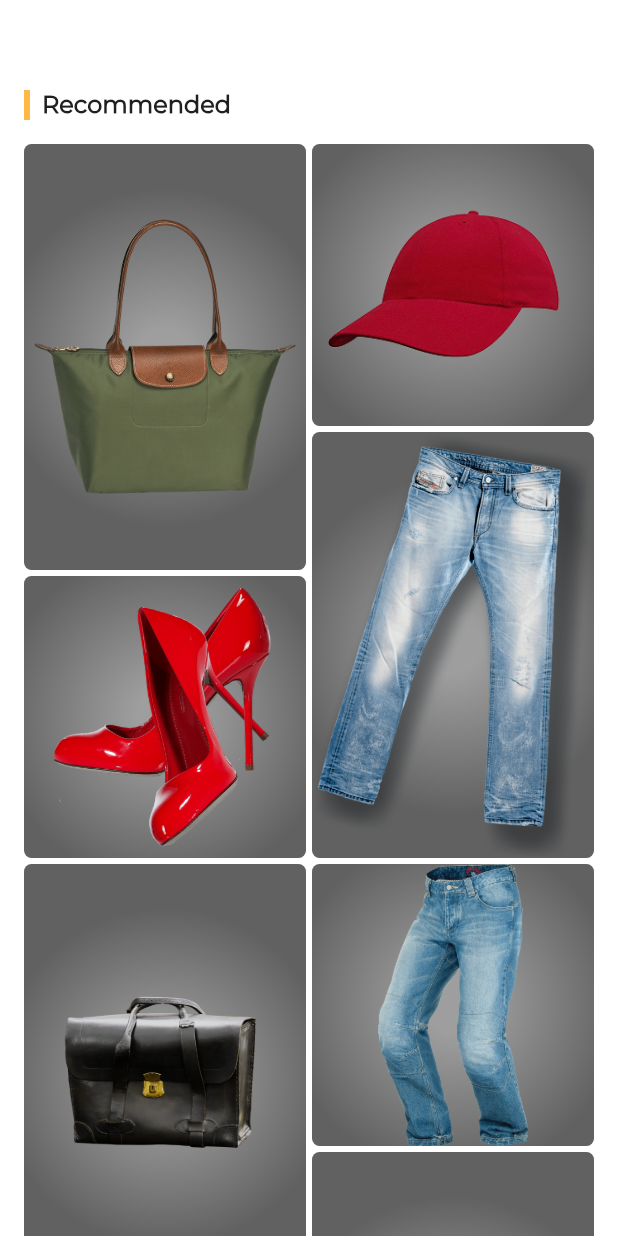
After one commit to arastiranyazilimci/dncstudio_firebase_ui, a Flutter app: the CategoryOnTap screen opened directly, on a phone screen of 412 x 824 dp. The commit adds this screen. Run offline on Flutter 3.47's test engine with Material 2 defaults, Android fonts, the phone set to English and light mode, and no system bars; our stand-ins replace country_code_picker, firebase_auth, firebase_database, flutter_rating_bar, flutter_svg, flutter_swiper and 3 more; missing offline and left inert: flutter_page_indicator, rubber; accounts and stored records are empty.

Commit message:
Kategori sayfası ve listeleme eklendi

```diff
--- a/lib/screens/category/category_on_tap.dart
+++ b/lib/screens/category/category_on_tap.dart
@@ -2,6 +2,7 @@ import 'package:firebase_ui/app_properties.dart';
 import 'package:firebase_ui/custom_background.dart';
 import 'package:firebase_ui/models/product.dart';
 import 'package:firebase_ui/screens/category/category_list_page.dart';
+import 'package:firebase_ui/screens/category/components/category_product_list.dart';
 import 'package:firebase_ui/screens/main/components/custom_bottom_bar.dart';
 import 'package:firebase_ui/screens/main/components/recommended_list.dart';
 import 'package:firebase_ui/screens/notifications_page.dart';
@@ -89,7 +90,7 @@ class _CategoryOnTapState extends State<CategoryOnTap>
             padding: EdgeInsets.only(
               top: 60,
             ),
-            child: RecommendedList()),
+            child: CategoryProductPage()),
       ),
     );
   }
--- /dev/null
+++ b/lib/screens/category/components/category_product_list.dart
@@ -0,0 +1,85 @@
+import 'package:firebase_ui/app_properties.dart';
+import 'package:firebase_ui/models/product.dart';
+import 'package:firebase_ui/screens/product/product_page.dart';
+import 'package:flutter/material.dart';
+import 'package:flutter_staggered_grid_view/flutter_staggered_grid_view.dart';
+
+class CategoryProductPage extends StatelessWidget {
+  List<Product> products = [
+    Product('assets/bag_1.png', 'Bag', 'Beautiful bag', 2.33),
+    Product('assets/cap_5.png', 'Cap', 'Cap with beautiful design', 10),
+    Product('assets/jeans_1.png', 'Jeans', 'Jeans for you', 20),
+    Product('assets/womanshoe_3.png', 'Woman Shoes',
+        'Shoes with special discount', 30),
+    Product('assets/bag_10.png', 'Bag Express', 'Bag for your shops', 40),
+    Product('assets/jeans_3.png', 'Jeans', 'Beautiful Jeans', 102.33),
+    Product('assets/ring_1.png', 'Silver Ring', 'Description', 52.33),
+    Product('assets/shoeman_7.png', 'Shoes', 'Description', 62.33),
+    Product('assets/headphone_9.png', 'Headphones', 'Description', 72.33),
+  ];
+
+  @override
+  Widget build(BuildContext context) {
+    return Column(
+      children: <Widget>[
+        SizedBox(
+          height: 20,
+          child: Row(
+            crossAxisAlignment: CrossAxisAlignment.stretch,
+            children: <Widget>[
+              IntrinsicHeight(
+                child: Container(
+                  margin: const EdgeInsets.only(left: 16.0, right: 8.0),
+                  width: 4,
+                  color: mediumYellow,
+                ),
+              ),
+              Center(
+                  child: Text(
+                    'Recommended',
+                    style: TextStyle(
+                        color: darkGrey,
+                        fontSize: 16.0,
+                        fontWeight: FontWeight.bold),
+                  )),
+            ],
+          ),
+        ),
+        Flexible(
+          child: Container(
+            padding: EdgeInsets.only(top: 16.0, right: 16.0, left: 16.0),
+            child: StaggeredGridView.countBuilder(
+              //physics: NeverScrollableScrollPhysics(),
+              padding: EdgeInsets.zero,
+              crossAxisCount: 4,
+              itemCount: products.length,
+              itemBuilder: (BuildContext context, int index) => new ClipRRect(
+                borderRadius: BorderRadius.all(Radius.circular(5.0)),
+                child: InkWell(
+                  onTap: () => Navigator.of(context).push(MaterialPageRoute(
+                      builder: (_) => ProductPage(product: products[index]))),
+                  child: Container(
+                      decoration: BoxDecoration(
+                        gradient: RadialGradient(
+                            colors: [Colors.grey[500], Colors.grey[700]],
+                            center: Alignment(0, 0),
+                            radius: 0.6,
+                            focal: Alignment(0, 0),
+                            focalRadius: 0.1),
+                      ),
+                      child: Hero(
+                          tag: products[index].image,
+                          child: Image.asset(products[index].image))),
+                ),
+              ),
+              staggeredTileBuilder: (int index) =>
+              new StaggeredTile.count(2, index.isEven ? 3 : 2),
+              mainAxisSpacing: 4.0,
+              crossAxisSpacing: 4.0,
+            ),
+          ),
+        ),
+      ],
+    );
+  }
+}
```
